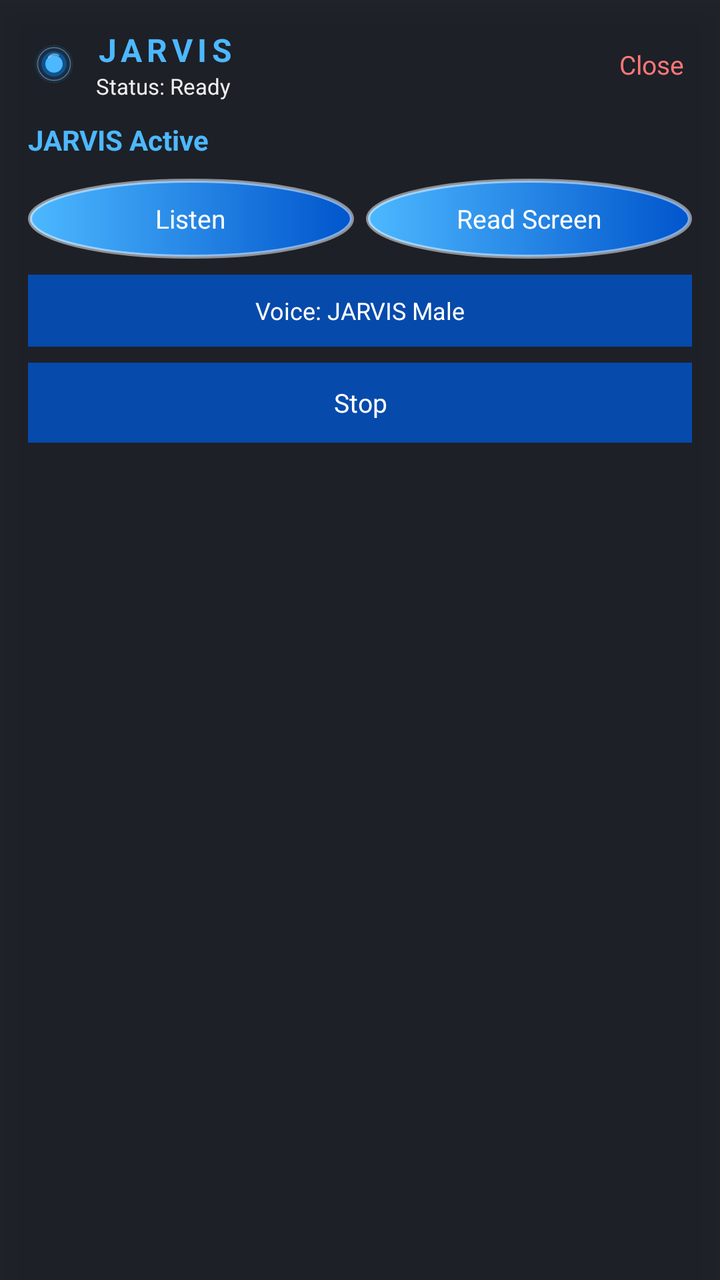
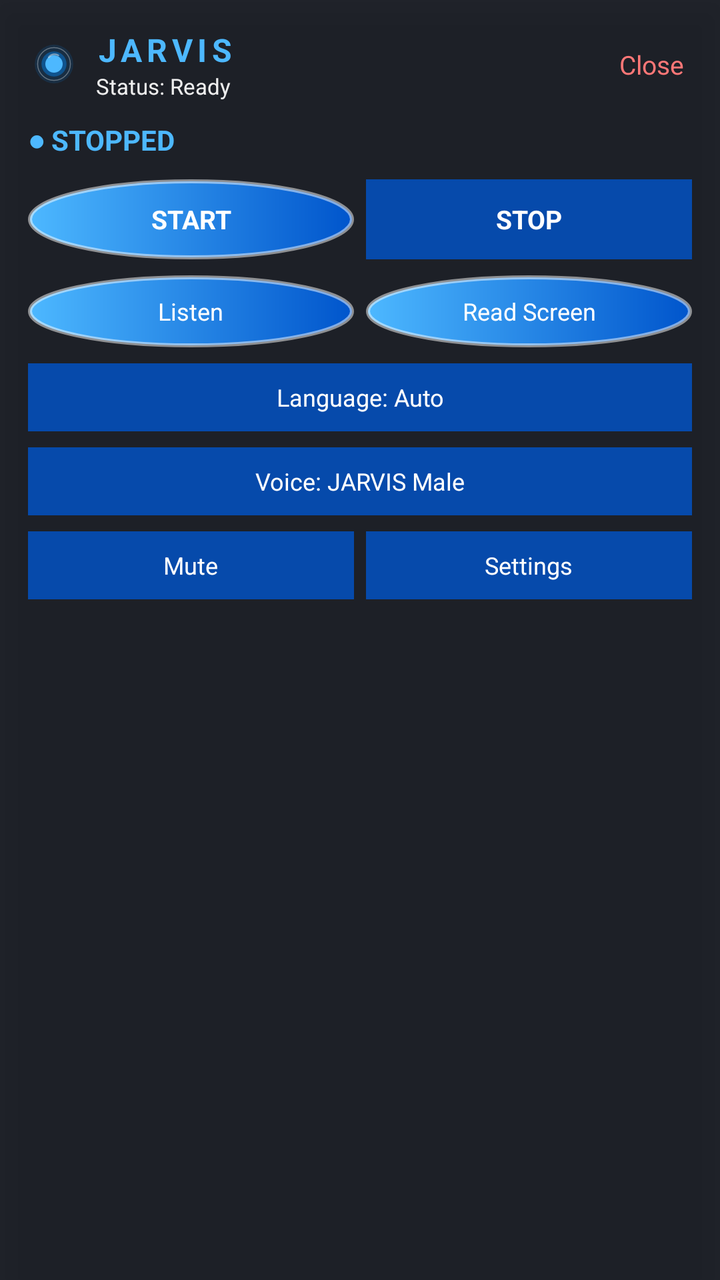

Two renders of the same Android screen: before a commit and after it. Below are the layout's source before the change and the commit's diff.
<!-- AndroidManifest.xml: application theme Theme.AfrozVoiceBubble -->
<!-- res/layout/jarvis_card.xml -->
<?xml version="1.0" encoding="utf-8"?>
<LinearLayout xmlns:android="http://schemas.android.com/apk/res/android"
    android:id="@+id/jarvis_card"
    android:layout_width="240dp"
    android:layout_height="wrap_content"
    android:orientation="vertical"
    android:background="#E60A0E16"
    android:padding="14dp"
    android:elevation="10dp"
    android:clickable="true"
    android:focusable="true">

    <LinearLayout
        android:layout_width="match_parent"
        android:layout_height="wrap_content"
        android:orientation="horizontal"
        android:gravity="center_vertical"
        android:layout_marginBottom="10dp">

        <ImageView
            android:layout_width="26dp"
            android:layout_height="26dp"
            android:src="@drawable/ic_jarvis_logo"
            android:contentDescription="@string/assistant_title" />

        <LinearLayout
            android:layout_width="0dp"
            android:layout_height="wrap_content"
            android:layout_weight="1"
            android:orientation="vertical"
            android:layout_marginStart="8dp">

            <TextView
                android:layout_width="wrap_content"
                android:layout_height="wrap_content"
                android:text="@string/assistant_title"
                android:textColor="#4DB8FF"
                android:textSize="16sp"
                android:textStyle="bold"
                android:letterSpacing="0.15" />

            <TextView
                android:id="@+id/jarvis_status"
                android:layout_width="wrap_content"
                android:layout_height="wrap_content"
                android:text="@string/status_ready"
                android:textColor="@color/text_light"
                android:textSize="11sp" />
        </LinearLayout>

        <TextView
            android:id="@+id/jarvis_close"
            android:layout_width="wrap_content"
            android:layout_height="wrap_content"
            android:text="@string/btn_close"
            android:textColor="#FF7777"
            android:textSize="13sp"
            android:padding="4dp"
            android:clickable="true"
            android:focusable="true" />
    </LinearLayout>

    <TextView
        android:id="@+id/jarvis_big_status"
        android:layout_width="match_parent"
        android:layout_height="wrap_content"
        android:text="@string/jarvis_active"
        android:textColor="#4DB8FF"
        android:textSize="14sp"
        android:textStyle="bold"
        android:layout_marginBottom="10dp" />

    <LinearLayout
        android:layout_width="match_parent"
        android:layout_height="wrap_content"
        android:orientation="horizontal"
        android:gravity="center_horizontal">

        <TextView
            android:id="@+id/jarvis_listen"
            android:layout_width="0dp"
            android:layout_height="40dp"
            android:layout_weight="1"
            android:gravity="center"
            android:text="@string/btn_listen"
            android:textColor="@color/white"
            android:textSize="13sp"
            android:background="@drawable/bubble_bg"
            android:layout_marginEnd="6dp"
            android:clickable="true"
            android:focusable="true" />

        <TextView
            android:id="@+id/jarvis_read"
            android:layout_width="0dp"
            android:layout_height="40dp"
            android:layout_weight="1"
            android:gravity="center"
            android:text="@string/btn_read_screen"
            android:textColor="@color/white"
            android:textSize="13sp"
            android:background="@drawable/bubble_bg"
            android:clickable="true"
            android:focusable="true" />
    </LinearLayout>

    <TextView
        android:id="@+id/jarvis_voice"
        android:layout_width="match_parent"
        android:layout_height="36dp"
        android:gravity="center"
        android:text="@string/voice_male"
        android:textColor="@color/white"
        android:textSize="12sp"
        android:background="@color/bubble_dark"
        android:layout_marginTop="8dp"
        android:clickable="true"
        android:focusable="true" />

    <TextView
        android:id="@+id/jarvis_stop"
        android:layout_width="match_parent"
        android:layout_height="40dp"
        android:gravity="center"
        android:text="@string/btn_stop"
        android:textColor="@color/white"
        android:textSize="13sp"
        android:background="@color/bubble_dark"
        android:layout_marginTop="8dp"
        android:clickable="true"
        android:focusable="true" />

</LinearLayout>
<!-- resources referenced by this layout -->
<resources>
  <color name="bubble_dark">#CC0055CC</color>
  <color name="text_light">#EEEEEE</color>
  <color name="white">#FFFFFF</color>
  <!-- drawable bubble_bg (drawable) -->
  <?xml version="1.0" encoding="utf-8"?>
  <shape xmlns:android="http://schemas.android.com/apk/res/android"
      android:shape="oval">
      <gradient
          android:startColor="#4DB8FF"
          android:endColor="#0055CC"
          android:angle="0" />
      <stroke
          android:width="2dp"
          android:color="#80FFFFFF" />
  </shape>
  <!-- drawable ic_jarvis_logo (drawable) -->
  <?xml version="1.0" encoding="utf-8"?>
  <vector xmlns:android="http://schemas.android.com/apk/res/android"
      android:width="108dp"
      android:height="108dp"
      android:viewportWidth="108"
      android:viewportHeight="108">
  
      
      <path
          android:pathData="M54,54m-40,0a40,40 0,1 1,80 0a40,40 0,1 1,-80 0"
          android:fillColor="#22008CFF" />
  
      
      <path
          android:pathData="M54,54m-26,0a26,26 0,1 1,52 0a26,26 0,1 1,-52 0"
          android:fillColor="#66008CFF" />
  
      
      <path
          android:pathData="M54,54m-18,0a18,18 0,1 1,36 0a18,18 0,1 1,-36 0"
          android:fillColor="#FF4DB8FF" />
  
      
      <path
          android:pathData="M43,40a15,15 0,0 1,20 -4"
          android:strokeColor="#CCFFFFFF"
          android:strokeWidth="3.5"
          android:strokeLineCap="round"
          android:fillColor="#00000000"
          android:strokeAlpha="0.55" />
  
      
      <path
          android:pathData="M54,54m-34,0a34,34 0,1 1,68 0a34,34 0,1 1,-68 0"
          android:strokeColor="#55FFFFFF"
          android:strokeWidth="2"
          android:fillColor="#00000000" />
  </vector>
  <string name="assistant_title">JARVIS</string>
  <string name="btn_close">Close</string>
  <string name="btn_listen">Listen</string>
  <string name="btn_read_screen">Read Screen</string>
  <string name="btn_stop">Stop</string>
  <string name="jarvis_active">JARVIS Active</string>
  <string name="status_ready">Status: Ready</string>
  <string name="voice_male">Voice: JARVIS Male</string>
  <style name="Theme.AfrozVoiceBubble" parent="Theme.MaterialComponents.DayNight.NoActionBar">
          <item name="colorPrimary">@color/bubble_blue</item>
          <item name="colorPrimaryVariant">@color/bubble_dark</item>
          <item name="colorOnPrimary">@color/white</item>
      </style>
  <color name="bubble_blue">#FF0075FF</color>
</resources>

<!-- the commit's change to res/layout/jarvis_card.xml (unified diff, before → after) -->
@@ -1,7 +1,7 @@
 <?xml version="1.0" encoding="utf-8"?>
 <LinearLayout xmlns:android="http://schemas.android.com/apk/res/android"
     android:id="@+id/jarvis_card"
-    android:layout_width="240dp"
+    android:layout_width="248dp"
     android:layout_height="wrap_content"
     android:orientation="vertical"
     android:background="#E60A0E16"
@@ -10,6 +10,7 @@
     android:clickable="true"
     android:focusable="true">
 
+    
     <LinearLayout
         android:layout_width="match_parent"
         android:layout_height="wrap_content"
@@ -60,16 +61,18 @@
             android:focusable="true" />
     </LinearLayout>
 
+    
     <TextView
-        android:id="@+id/jarvis_big_status"
-        android:layout_width="match_parent"
-        android:layout_height="wrap_content"
-        android:text="@string/jarvis_active"
+        android:id="@+id/jarvis_state"
+        android:layout_width="match_parent"
+        android:layout_height="wrap_content"
+        android:text="@string/status_stopped"
         android:textColor="#4DB8FF"
         android:textSize="14sp"
         android:textStyle="bold"
         android:layout_marginBottom="10dp" />
 
+    
     <LinearLayout
         android:layout_width="match_parent"
         android:layout_height="wrap_content"
@@ -77,37 +80,90 @@
         android:gravity="center_horizontal">
 
         <TextView
-            android:id="@+id/jarvis_listen"
+            android:id="@+id/jarvis_start"
             android:layout_width="0dp"
             android:layout_height="40dp"
             android:layout_weight="1"
             android:gravity="center"
-            android:text="@string/btn_listen"
+            android:text="@string/control_start"
             android:textColor="@color/white"
             android:textSize="13sp"
+            android:textStyle="bold"
             android:background="@drawable/bubble_bg"
             android:layout_marginEnd="6dp"
             android:clickable="true"
             android:focusable="true" />
 
         <TextView
+            android:id="@+id/jarvis_stop"
+            android:layout_width="0dp"
+            android:layout_height="40dp"
+            android:layout_weight="1"
+            android:gravity="center"
+            android:text="@string/control_stop"
+            android:textColor="@color/white"
+            android:textSize="13sp"
+            android:textStyle="bold"
+            android:background="@color/bubble_dark"
+            android:clickable="true"
+            android:focusable="true" />
+    </LinearLayout>
+
+    
+    <LinearLayout
+        android:layout_width="match_parent"
+        android:layout_height="wrap_content"
+        android:orientation="horizontal"
+        android:gravity="center_horizontal"
+        android:layout_marginTop="8dp">
+
+        <TextView
+            android:id="@+id/jarvis_listen"
+            android:layout_width="0dp"
+            android:layout_height="36dp"
+            android:layout_weight="1"
+            android:gravity="center"
+            android:text="@string/btn_listen"
+            android:textColor="@color/white"
+            android:textSize="12sp"
+            android:background="@drawable/bubble_bg"
+            android:layout_marginEnd="6dp"
+            android:clickable="true"
+            android:focusable="true" />
+
+        <TextView
             android:id="@+id/jarvis_read"
             android:layout_width="0dp"
-            android:layout_height="40dp"
+            android:layout_height="36dp"
             android:layout_weight="1"
             android:gravity="center"
             android:text="@string/btn_read_screen"
             android:textColor="@color/white"
-            android:textSize="13sp"
+            android:textSize="12sp"
             android:background="@drawable/bubble_bg"
             android:clickable="true"
             android:focusable="true" />
     </LinearLayout>
 
+    
+    <TextView
+        android:id="@+id/jarvis_lang"
+        android:layout_width="match_parent"
+        android:layout_height="34dp"
+        android:gravity="center"
+        android:text="@string/lang_auto"
+        android:textColor="@color/white"
+        android:textSize="12sp"
+        android:background="@color/bubble_dark"
+        android:layout_marginTop="8dp"
+        android:clickable="true"
+        android:focusable="true" />
+
+    
     <TextView
         android:id="@+id/jarvis_voice"
         android:layout_width="match_parent"
-        android:layout_height="36dp"
+        android:layout_height="34dp"
         android:gravity="center"
         android:text="@string/voice_male"
         android:textColor="@color/white"
@@ -117,17 +173,40 @@
         android:clickable="true"
         android:focusable="true" />
 
-    <TextView
-        android:id="@+id/jarvis_stop"
-        android:layout_width="match_parent"
-        android:layout_height="40dp"
-        android:gravity="center"
-        android:text="@string/btn_stop"
-        android:textColor="@color/white"
-        android:textSize="13sp"
-        android:background="@color/bubble_dark"
-        android:layout_marginTop="8dp"
-        android:clickable="true"
-        android:focusable="true" />
+    
+    <LinearLayout
+        android:layout_width="match_parent"
+        android:layout_height="wrap_content"
+        android:orientation="horizontal"
+        android:gravity="center_horizontal"
+        android:layout_marginTop="8dp">
+
+        <TextView
+            android:id="@+id/jarvis_mute"
+            android:layout_width="0dp"
+            android:layout_height="34dp"
+            android:layout_weight="1"
+            android:gravity="center"
+            android:text="@string/control_mute"
+            android:textColor="@color/white"
+            android:textSize="12sp"
+            android:background="@color/bubble_dark"
+            android:layout_marginEnd="6dp"
+            android:clickable="true"
+            android:focusable="true" />
+
+        <TextView
+            android:id="@+id/jarvis_settings"
+            android:layout_width="0dp"
+            android:layout_height="34dp"
+            android:layout_weight="1"
+            android:gravity="center"
+            android:text="@string/control_settings"
+            android:textColor="@color/white"
+            android:textSize="12sp"
+            android:background="@color/bubble_dark"
+            android:clickable="true"
+            android:focusable="true" />
+    </LinearLayout>
 
 </LinearLayout>
<!-- resource entries referenced after the edit -->
@@ -58,9 +58,13 @@
   <string name="btn_close">Close</string>
   <string name="btn_listen">Listen</string>
   <string name="btn_read_screen">Read Screen</string>
-  <string name="btn_stop">Stop</string>
-  <string name="jarvis_active">JARVIS Active</string>
+  <string name="control_mute">Mute</string>
+  <string name="control_settings">Settings</string>
+  <string name="control_start">START</string>
+  <string name="control_stop">STOP</string>
+  <string name="lang_auto">Language: Auto</string>
   <string name="status_ready">Status: Ready</string>
+  <string name="status_stopped">● STOPPED</string>
   <string name="voice_male">Voice: JARVIS Male</string>
   <style name="Theme.AfrozVoiceBubble" parent="Theme.MaterialComponents.DayNight.NoActionBar">
           <item name="colorPrimary">@color/bubble_blue</item>
